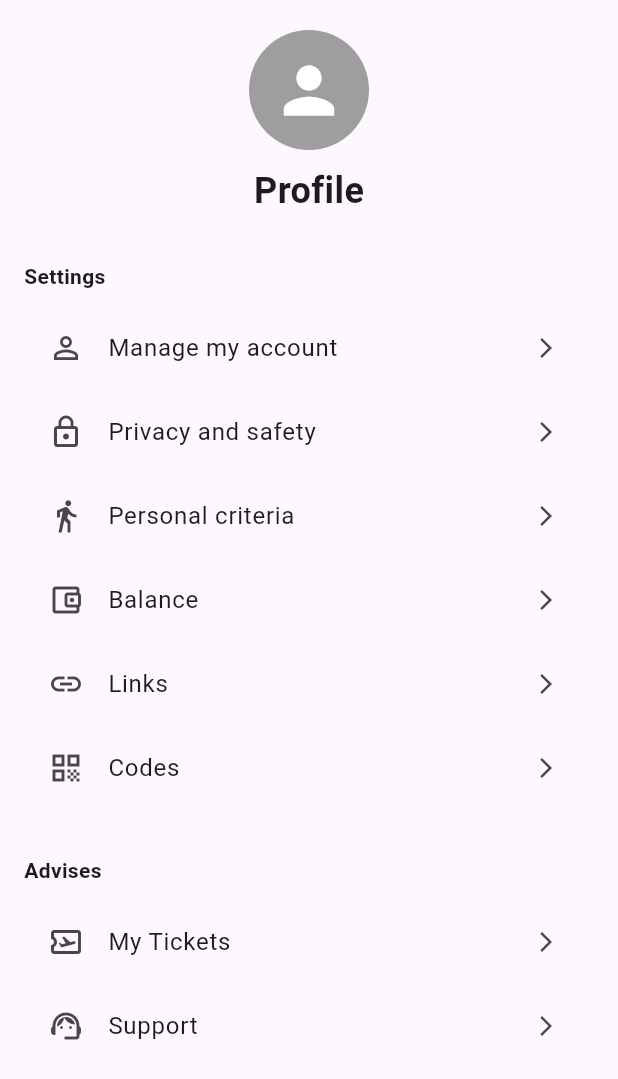
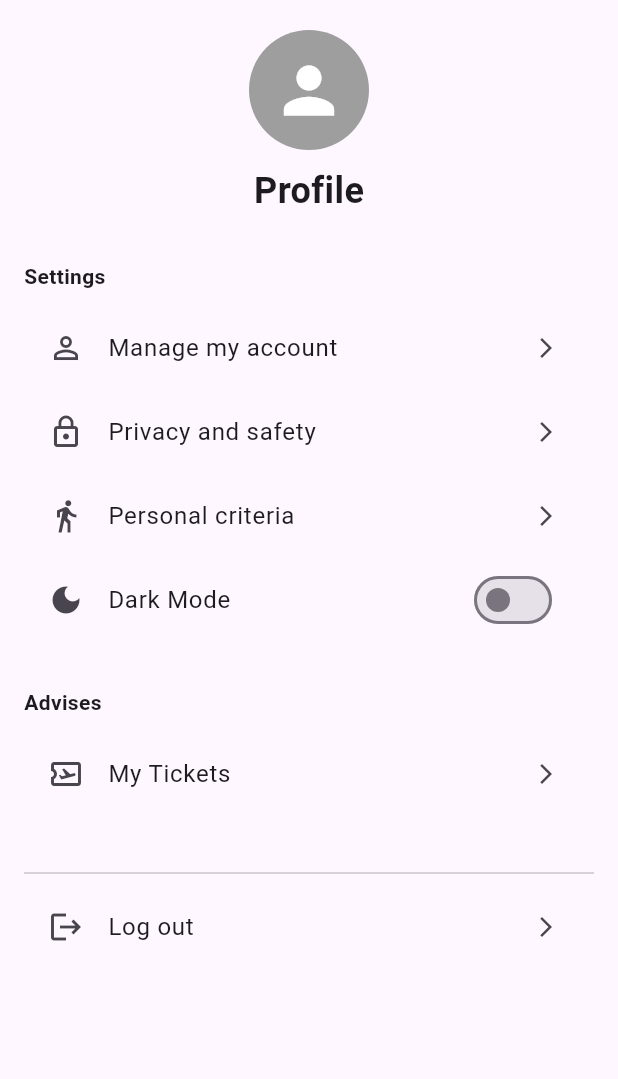
Before and after one commit to SalmaSAGH/YALMA, a Flutter app: the ProfilePage screen opened directly, on a phone screen of 412 x 824 dp. Shown: the top 1079 px of the screen. Run offline on Flutter 3.47's test engine with Material 3 defaults, Android fonts, the phone set to English and light mode, and no system bars; our stand-ins replace barcode_widget, country_code_picker, flutter_typeahead, geolocator, google_maps_flutter, shared_preferences; accounts and stored records are empty.

Commit message:
Ajout du bouton de déconnexion et de l'option mode sombre/clair dans la page Profil

```diff
--- /dev/null
+++ b/lib/providers/ThemeProvider.dart
@@ -0,0 +1,13 @@
+// lib/theme_provider.dart
+import 'package:flutter/material.dart';
+
+class ThemeProvider extends ChangeNotifier {
+  bool isDarkMode = false;
+
+  ThemeMode get themeMode => isDarkMode ? ThemeMode.dark : ThemeMode.light;
+
+  void toggleTheme(bool isOn) {
+    isDarkMode = isOn;
+    notifyListeners();
+  }
+}
--- a/lib/screens/ProfilePage.dart
+++ b/lib/screens/ProfilePage.dart
@@ -1,7 +1,11 @@
 import 'package:flutter/material.dart';
+import 'package:provider/provider.dart';
 import 'MyTicketsPage.dart';
 import 'manage_account_page.dart';
-import 'personal_criteria_page.dart'; // Nouvel import
+import 'personal_criteria_page.dart';
+import '../services/local_storage_service.dart';
+import 'login_screen.dart';
+import '../providers/ThemeProvider.dart'; // 👈 Pour accéder à ThemeProvider
 
 class ProfilePage extends StatelessWidget {
   const ProfilePage({super.key});
@@ -13,7 +17,6 @@ class ProfilePage extends StatelessWidget {
         child: Column(
           children: [
             const SizedBox(height: 20),
-            // Avatar et Titre
             Column(
               children: const [
                 CircleAvatar(
@@ -29,7 +32,6 @@ class ProfilePage extends StatelessWidget {
               ],
             ),
             const SizedBox(height: 30),
-            // Paramètres
             Expanded(
               child: ListView(
                 padding: const EdgeInsets.symmetric(horizontal: 16),
@@ -50,14 +52,20 @@ class ProfilePage extends StatelessWidget {
                     "Personal criteria",
                     onTap: () => Navigator.push(
                       context,
-                      MaterialPageRoute(
-                        builder: (context) => const PersonalCriteriaPage(),
-                      ),
+                      MaterialPageRoute(builder: (context) => const PersonalCriteriaPage()),
                     ),
                   ),
-                  _buildListItem(Icons.account_balance_wallet_outlined, "Balance"),
-                  _buildListItem(Icons.link, "Links"),
-                  _buildListItem(Icons.qr_code, "Codes"),
+
+                  // 🌗 Mode Sombre / Clair
+                  Consumer<ThemeProvider>(
+                    builder: (context, themeProvider, child) => SwitchListTile(
+                      secondary: const Icon(Icons.dark_mode),
+                      title: const Text('Dark Mode'),
+                      value: themeProvider.isDarkMode,
+                      onChanged: (value) => themeProvider.toggleTheme(value),
+                    ),
+                  ),
+
                   const SizedBox(height: 30),
                   const Text("Advises", style: TextStyle(fontWeight: FontWeight.bold)),
                   const SizedBox(height: 10),
@@ -69,8 +77,20 @@ class ProfilePage extends StatelessWidget {
                       MaterialPageRoute(builder: (_) => const MyTicketsPage()),
                     ),
                   ),
-
-                  _buildListItem(Icons.support_agent, "Support"),
+                  const SizedBox(height: 30),
+                  const Divider(),
+                  _buildListItem(
+                    Icons.logout,
+                    "Log out",
+                    onTap: () async {
+                      await LocalStorageService.clearCurrentUser();
+                      Navigator.pushAndRemoveUntil(
+                        context,
+                        MaterialPageRoute(builder: (_) => const LoginScreen()),
+                            (route) => false,
+                      );
+                    },
+                  ),
                 ],
               ),
             ),
@@ -80,12 +100,12 @@ class ProfilePage extends StatelessWidget {
     );
   }
 
-  Widget _buildListItem(IconData icon, String title, {VoidCallback? onTap}) {
+  static Widget _buildListItem(IconData icon, String title, {VoidCallback? onTap}) {
     return ListTile(
       leading: Icon(icon),
       title: Text(title),
       trailing: const Icon(Icons.arrow_forward_ios, size: 16),
-      onTap: onTap ?? () {}, // Utilise le callback fourni ou une fonction vide
+      onTap: onTap ?? () {},
     );
   }
 }
```
Also changed, not shown: lib/main.dart (+10 -18 lines).
